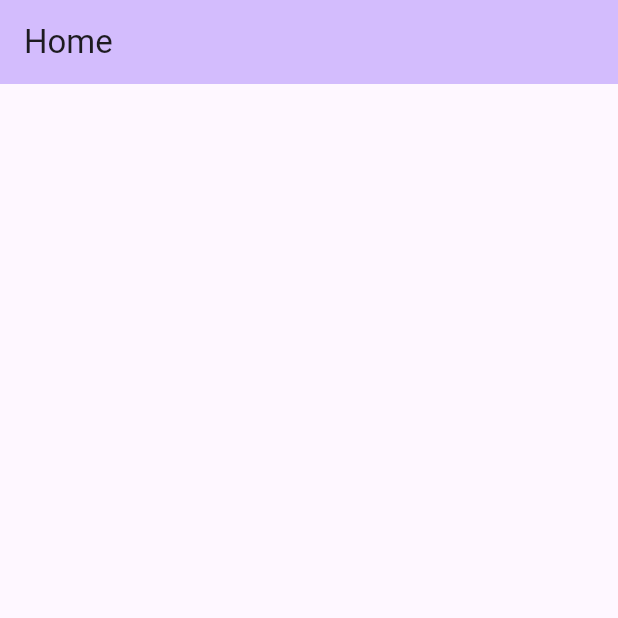
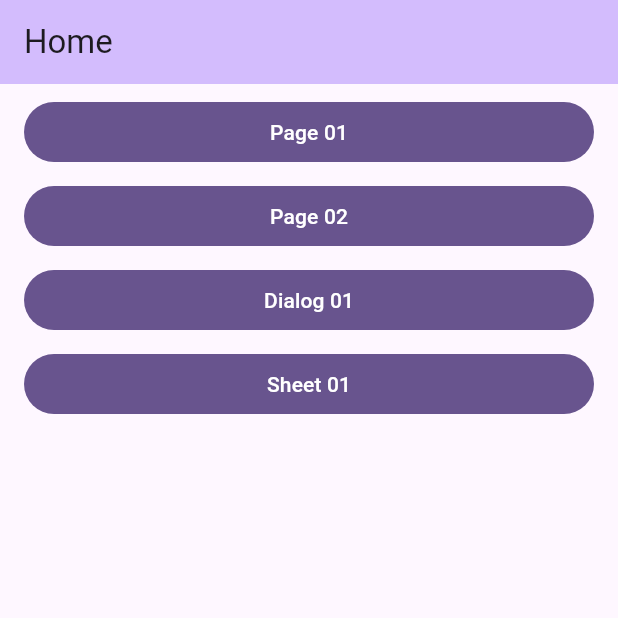
Before and after one commit to JimmyTai/go-router-poc, a Flutter app: the screen it shows after launch, on a phone screen of 412 x 824 dp, the top half of it. Run offline on Flutter 3.47's test engine with Material 3 defaults, Android fonts, the phone set to English and light mode, and no system bars; our stand-ins replace go_router.

Commit message:
Add example for navigation in root level.

```diff
--- /dev/null
+++ b/lib/core/core.dart
@@ -0,0 +1 @@
+export 'go_page/go_page.dart';
--- /dev/null
+++ b/lib/core/go_page/go_page.dart
@@ -0,0 +1 @@
+export 'dialog_page.dart';
--- a/lib/main.dart
+++ b/lib/main.dart
@@ -1,8 +1,11 @@
 import 'package:flutter/material.dart';
+import 'package:flutter/services.dart';
 
 import 'router.dart';
 
 void main() {
+  WidgetsFlutterBinding.ensureInitialized();
+  SystemChrome.setEnabledSystemUIMode(SystemUiMode.edgeToEdge);
   runApp(const MyApp());
 }
 
@@ -11,13 +14,18 @@ class MyApp extends StatelessWidget {
 
   @override
   Widget build(BuildContext context) {
-    return MaterialApp.router(
-      title: 'Go Router PoC',
-      theme: ThemeData(
-        colorScheme: ColorScheme.fromSeed(seedColor: Colors.deepPurple),
-        useMaterial3: true,
+    return AnnotatedRegion<SystemUiOverlayStyle>(
+      value: SystemUiOverlayStyle.light.copyWith(
+        systemNavigationBarColor: Colors.transparent,
       ),
-      routerConfig: router,
+      child: MaterialApp.router(
+        title: 'Go Router PoC',
+        theme: ThemeData(
+          colorScheme: ColorScheme.fromSeed(seedColor: Colors.deepPurple),
+          useMaterial3: true,
+        ),
+        routerConfig: router,
+      ),
     );
   }
 }
--- a/lib/pages/home_page.dart
+++ b/lib/pages/home_page.dart
@@ -1,4 +1,5 @@
 import 'package:flutter/material.dart';
+import 'package:go_router/go_router.dart';
 
 class HomePage extends StatefulWidget {
   const HomePage({super.key});
@@ -8,7 +9,6 @@ class HomePage extends StatefulWidget {
 }
 
 class _HomePageState extends State<HomePage> {
-
   @override
   Widget build(BuildContext context) {
     return Scaffold(
@@ -16,6 +16,42 @@ class _HomePageState extends State<HomePage> {
         backgroundColor: Theme.of(context).colorScheme.inversePrimary,
         title: const Text('Home'),
       ),
+      body: ListView.separated(
+        padding: const EdgeInsets.symmetric(vertical: 8.0, horizontal: 16.0),
+        itemBuilder: (context, index) {
+          return switch (index) {
+            0 => FilledButton(
+                onPressed: () {
+                  context.go('/page-01');
+                },
+                child: const Text('Page 01'),
+              ),
+            1 => FilledButton(
+                onPressed: () {
+                  context.go('/page-01/page-02');
+                },
+                child: const Text('Page 02'),
+              ),
+            2 => FilledButton(
+                onPressed: () {
+                  context.go('/dialog-01');
+                },
+                child: const Text('Dialog 01'),
+              ),
+            3 => FilledButton(
+                onPressed: () {
+                  context.go('/sheet-01');
+                },
+                child: const Text('Sheet 01'),
+              ),
+            _ => const SizedBox.shrink()
+          };
+        },
+        separatorBuilder: (context, index) => const SizedBox(
+          height: 8.0,
+        ),
+        itemCount: 4,
+      ),
     );
   }
 }
--- a/lib/pages/root_navigator/root_navigator.dart
+++ b/lib/pages/root_navigator/root_navigator.dart
@@ -1,2 +1,3 @@
-export 'root_navigator_page_01.dart';
-export 'root_navigator_page_02.dart';
+export 'root_page_01.dart';
+export 'root_page_02.dart';
+export 'root_dialog_01.dart';
```
Also changed, not shown: lib/core/go_page/bottom_sheet_page.dart (added, +21 -0 lines), lib/core/go_page/dialog_page.dart (added, +18 -0 lines), lib/pages/root_navigator/root_bottom_sheet_01.dart (added, +25 -0 lines), lib/pages/root_navigator/root_dialog_01.dart (added, +27 -0 lines), lib/pages/root_navigator/root_navigator_page_01.dart (deleted, +0 -14 lines), lib/pages/root_navigator/root_navigator_page_02.dart (deleted, +0 -25 lines), lib/pages/root_navigator/root_page_01.dart (added, +40 -0 lines), lib/pages/root_navigator/root_page_02.dart (added, +22 -0 lines), lib/router.dart (+43 -14 lines), lib/pages/root_navigator/root_navigator_page_02.g.dart (deleted), lib/router.g.dart.
